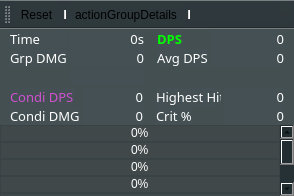
Old version of the form mainwindow.ui in the repository Tyrox92/Gw2SPECS.
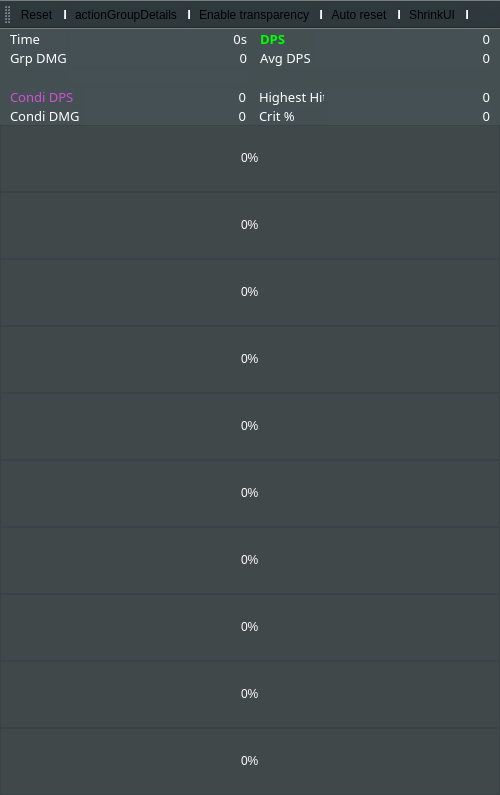
New version of the form. Icons and pictures are not drawn.

What changed in the file:
```diff
--- a/mainwindow.ui
+++ b/mainwindow.ui
@@ -9,8 +9,8 @@
    <rect>
     <x>0</x>
     <y>0</y>
-    <width>294</width>
-    <height>196</height>
+    <width>500</width>
+    <height>795</height>
    </rect>
   </property>
   <property name="sizePolicy">
@@ -1150,8 +1150,8 @@
            <rect>
             <x>0</x>
             <y>0</y>
-            <width>277</width>
-            <height>170</height>
+            <width>500</width>
+            <height>679</height>
            </rect>
           </property>
           <property name="sizePolicy">
@@ -1179,87 +1179,7 @@
            <property name="spacing">
             <number>0</number>
            </property>
-           <item row="9" column="0">
-            <widget class="QProgressBar" name="progressBar_9">
-             <property name="sizePolicy">
-              <sizepolicy hsizetype="Minimum" vsizetype="MinimumExpanding">
-               <horstretch>0</horstretch>
-               <verstretch>0</verstretch>
-              </sizepolicy>
-             </property>
-             <property name="minimumSize">
-              <size>
-               <width>0</width>
-               <height>17</height>
-              </size>
-             </property>
-             <property name="styleSheet">
-              <string notr="true">QProgressBar {
-    border: 0px solid grey;
-    border-radius:0px;
-	font: 87 10pt &quot;DINPro-Black&quot;;
-	color: rgb(255, 255, 255);
-    text-align: center;
-    min-height: 15px;
-	margin: 0.5px;
-}
-QProgressBar::chunk {
-	background-color: rgba(3, 132, 146 , 60%);
-}
-</string>
-             </property>
-             <property name="maximum">
-              <number>100</number>
-             </property>
-             <property name="value">
-              <number>0</number>
-             </property>
-             <property name="textVisible">
-              <bool>true</bool>
-             </property>
-            </widget>
-           </item>
-           <item row="8" column="0">
-            <widget class="QProgressBar" name="progressBar_8">
-             <property name="sizePolicy">
-              <sizepolicy hsizetype="Minimum" vsizetype="MinimumExpanding">
-               <horstretch>0</horstretch>
-               <verstretch>0</verstretch>
-              </sizepolicy>
-             </property>
-             <property name="minimumSize">
-              <size>
-               <width>0</width>
-               <height>17</height>
-              </size>
-             </property>
-             <property name="styleSheet">
-              <string notr="true">QProgressBar {
-    border: 0px solid grey;
-    border-radius:0px;
-	font: 87 10pt &quot;DINPro-Black&quot;;
-	color: rgb(255, 255, 255);
-    text-align: center;
-    min-height: 15px;
-	margin: 0.5px;
-}
-QProgressBar::chunk {
-	background-color: rgba(4,165,183, 60%);
-}
-</string>
-             </property>
-             <property name="maximum">
-              <number>100</number>
-             </property>
-             <property name="value">
-              <number>0</number>
-             </property>
-             <property name="textVisible">
-              <bool>true</bool>
-             </property>
-            </widget>
-           </item>
-           <item row="0" column="0">
+           <item row="1" column="0">
             <widget class="QProgressBar" name="progressBar_0">
              <property name="sizePolicy">
               <sizepolicy hsizetype="Minimum" vsizetype="MinimumExpanding">
@@ -1311,8 +1231,8 @@
              </property>
             </widget>
            </item>
-           <item row="1" column="0">
-            <widget class="QProgressBar" name="progressBar_1">
+           <item row="10" column="0">
+            <widget class="QProgressBar" name="progressBar_9">
              <property name="sizePolicy">
               <sizepolicy hsizetype="Minimum" vsizetype="MinimumExpanding">
                <horstretch>0</horstretch>
@@ -1351,8 +1271,8 @@
              </property>
             </widget>
            </item>
-           <item row="6" column="0">
-            <widget class="QProgressBar" name="progressBar_6">
+           <item row="9" column="0">
+            <widget class="QProgressBar" name="progressBar_8">
              <property name="sizePolicy">
               <sizepolicy hsizetype="Minimum" vsizetype="MinimumExpanding">
                <horstretch>0</horstretch>
@@ -1392,6 +1312,46 @@
             </widget>
            </item>
            <item row="7" column="0">
+            <widget class="QProgressBar" name="progressBar_6">
+             <property name="sizePolicy">
+              <sizepolicy hsizetype="Minimum" vsizetype="MinimumExpanding">
+               <horstretch>0</horstretch>
+               <verstretch>0</verstretch>
+              </sizepolicy>
+             </property>
+             <property name="minimumSize">
+              <size>
+               <width>0</width>
+               <height>17</height>
+              </size>
+             </property>
+             <property name="styleSheet">
+              <string notr="true">QProgressBar {
+    border: 0px solid grey;
+    border-radius:0px;
+	font: 87 10pt &quot;DINPro-Black&quot;;
+	color: rgb(255, 255, 255);
+    text-align: center;
+    min-height: 15px;
+	margin: 0.5px;
+}
+QProgressBar::chunk {
+	background-color: rgba(4,165,183, 60%);
+}
+</string>
+             </property>
+             <property name="maximum">
+              <number>100</number>
+             </property>
+             <property name="value">
+              <number>0</number>
+             </property>
+             <property name="textVisible">
+              <bool>true</bool>
+             </property>
+            </widget>
+           </item>
+           <item row="8" column="0">
             <widget class="QProgressBar" name="progressBar_7">
              <property name="sizePolicy">
               <sizepolicy hsizetype="Minimum" vsizetype="MinimumExpanding">
@@ -1431,48 +1391,8 @@
              </property>
             </widget>
            </item>
-           <item row="2" column="0">
-            <widget class="QProgressBar" name="progressBar_2">
-             <property name="sizePolicy">
-              <sizepolicy hsizetype="Minimum" vsizetype="MinimumExpanding">
-               <horstretch>0</horstretch>
-               <verstretch>0</verstretch>
-              </sizepolicy>
-             </property>
-             <property name="minimumSize">
-              <size>
-               <width>0</width>
-               <height>17</height>
-              </size>
-             </property>
-             <property name="styleSheet">
-              <string notr="true">QProgressBar {
-    border: 0px solid grey;
-    border-radius:0px;
-	font: 87 10pt &quot;DINPro-Black&quot;;
-	color: rgb(255, 255, 255);
-    text-align: center;
-    min-height: 15px;
-	margin: 0.5px;
-}
-QProgressBar::chunk {
-	background-color: rgba(4,165,183, 60%);
-}
-</string>
-             </property>
-             <property name="maximum">
-              <number>100</number>
-             </property>
-             <property name="value">
-              <number>0</number>
-             </property>
-             <property name="textVisible">
-              <bool>true</bool>
-             </property>
-            </widget>
-           </item>
            <item row="3" column="0">
-            <widget class="QProgressBar" name="progressBar_3">
+            <widget class="QProgressBar" name="progressBar_2">
              <property name="sizePolicy">
               <sizepolicy hsizetype="Minimum" vsizetype="MinimumExpanding">
                <horstretch>0</horstretch>
@@ -1496,7 +1416,7 @@
 	margin: 0.5px;
 }
 QProgressBar::chunk {
-	background-color: rgba(3, 132, 146 , 60%);
+	background-color: rgba(4,165,183, 60%);
 }
 </string>
              </property>
@@ -1511,8 +1431,8 @@
              </property>
             </widget>
            </item>
-           <item row="4" column="0">
-            <widget class="QProgressBar" name="progressBar_4">
+           <item row="2" column="0">
+            <widget class="QProgressBar" name="progressBar_1">
              <property name="sizePolicy">
               <sizepolicy hsizetype="Minimum" vsizetype="MinimumExpanding">
                <horstretch>0</horstretch>
@@ -1536,7 +1456,7 @@
 	margin: 0.5px;
 }
 QProgressBar::chunk {
-	background-color: rgba(4,165,183, 60%);
+	background-color: rgba(3, 132, 146 , 60%);
 }
 </string>
              </property>
@@ -1552,6 +1472,86 @@
             </widget>
            </item>
            <item row="5" column="0">
+            <widget class="QProgressBar" name="progressBar_4">
+             <property name="sizePolicy">
+              <sizepolicy hsizetype="Minimum" vsizetype="MinimumExpanding">
+               <horstretch>0</horstretch>
+               <verstretch>0</verstretch>
+              </sizepolicy>
+             </property>
+             <property name="minimumSize">
+              <size>
+               <width>0</width>
+               <height>17</height>
+              </size>
+             </property>
+             <property name="styleSheet">
+              <string notr="true">QProgressBar {
+    border: 0px solid grey;
+    border-radius:0px;
+	font: 87 10pt &quot;DINPro-Black&quot;;
+	color: rgb(255, 255, 255);
+    text-align: center;
+    min-height: 15px;
+	margin: 0.5px;
+}
+QProgressBar::chunk {
+	background-color: rgba(4,165,183, 60%);
+}
+</string>
+             </property>
+             <property name="maximum">
+              <number>100</number>
+             </property>
+             <property name="value">
+              <number>0</number>
+             </property>
+             <property name="textVisible">
+              <bool>true</bool>
+             </property>
+            </widget>
+           </item>
+           <item row="4" column="0">
+            <widget class="QProgressBar" name="progressBar_3">
+             <property name="sizePolicy">
+              <sizepolicy hsizetype="Minimum" vsizetype="MinimumExpanding">
+               <horstretch>0</horstretch>
+               <verstretch>0</verstretch>
+              </sizepolicy>
+             </property>
+             <property name="minimumSize">
+              <size>
+               <width>0</width>
+               <height>17</height>
+              </size>
+             </property>
+             <property name="styleSheet">
+              <string notr="true">QProgressBar {
+    border: 0px solid grey;
+    border-radius:0px;
+	font: 87 10pt &quot;DINPro-Black&quot;;
+	color: rgb(255, 255, 255);
+    text-align: center;
+    min-height: 15px;
+	margin: 0.5px;
+}
+QProgressBar::chunk {
+	background-color: rgba(3, 132, 146 , 60%);
+}
+</string>
+             </property>
+             <property name="maximum">
+              <number>100</number>
+             </property>
+             <property name="value">
+              <number>0</number>
+             </property>
+             <property name="textVisible">
+              <bool>true</bool>
+             </property>
+            </widget>
+           </item>
+           <item row="6" column="0">
             <widget class="QProgressBar" name="progressBar_5">
              <property name="sizePolicy">
               <sizepolicy hsizetype="Minimum" vsizetype="MinimumExpanding">
```
Left out of the diff: 68 changed lines with no effect on the pictures.
